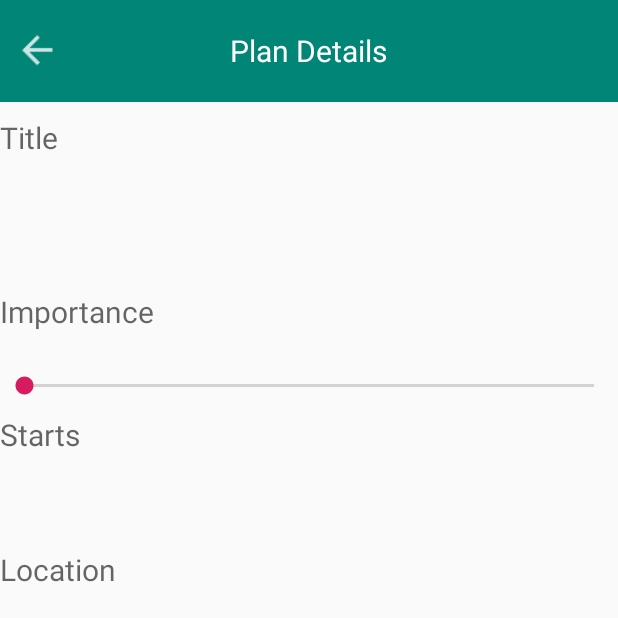
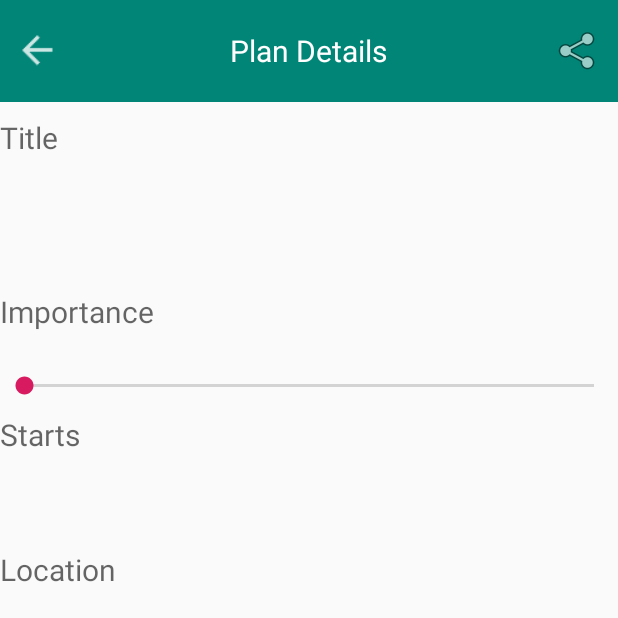
Before and after one commit to NoahValbakAardestrup/MyPlans, an Android app: the DetailsActivity screen opened directly, with no data from a screen before it, on a phone screen of 412 x 824 dp, the top half of it. Run offline under Robolectric (Android 15) with nearby library versions, the phone set to English and light mode, and no system bars; 5 statements that could not run were skipped.

Commit message:
share on details

```diff
--- a/app/src/main/java/com/example/noahvalbakaardestrup/myplans/DetailsActivity.java
+++ b/app/src/main/java/com/example/noahvalbakaardestrup/myplans/DetailsActivity.java
@@ -1,5 +1,6 @@
 package com.example.noahvalbakaardestrup.myplans;
 
+import android.content.Intent;
 import android.os.Bundle;
 import android.support.v7.app.AppCompatActivity;
 import android.view.View;
@@ -21,6 +22,8 @@ public class DetailsActivity extends AppCompatActivity {
     TextView note;
     ImageView backButton;
 
+    ImageView shareButton;
+
     @Override
     protected void onCreate(Bundle savedInstanceState) {
         super.onCreate(savedInstanceState);
@@ -31,6 +34,8 @@ public class DetailsActivity extends AppCompatActivity {
         starts = findViewById(R.id.Starts);
         location = findViewById(R.id.Location);
         note = findViewById(R.id.Note);
+
+
 
         seekbar = findViewById(R.id.seekBar);
         importance = findViewById(R.id.Importance);
@@ -47,7 +52,7 @@ public class DetailsActivity extends AppCompatActivity {
         // Set fields
         String dataReceived = getIntent().getStringExtra("PLANDATA");
 
-        PlanItem item = new Gson().fromJson(dataReceived, PlanItem.class);
+        final PlanItem item = new Gson().fromJson(dataReceived, PlanItem.class);
 
         title.setText(item.getTitle());
         note.setText(item.getNote());
@@ -55,5 +60,26 @@ public class DetailsActivity extends AppCompatActivity {
         seekbar.setProgress(item.getImportance());
         starts.setText(item.getStarts());
 
+        shareButton = findViewById(R.id.shareButton);
+        shareButton.setOnClickListener(new View.OnClickListener() {
+            @Override
+            public void onClick(View v) {
+                Intent sharingIntent = new Intent(android.content.Intent.ACTION_SEND);
+
+
+                StringBuilder sb = new StringBuilder();
+                sb.append("Title: "+ item.getTitle()).append("\r\n");
+                sb.append("Importance: "+ item.getImportance()).append("\r\n");
+                sb.append("Starts: "+ item.getStarts()).append("\r\n");
+                sb.append("Location: "+ item.getLocation()).append("\r\n");
+                sb.append("Note: "+ item.getNote()).append("\r\n");
+
+                sharingIntent.setType("text/plain");
+                sharingIntent.putExtra(android.content.Intent.EXTRA_SUBJECT, item.getTitle());
+                sharingIntent.putExtra(android.content.Intent.EXTRA_TEXT, sb.toString());
+                startActivity(Intent.createChooser(sharingIntent, ""));
+            }
+        });
+
     }
 }
--- a/app/src/main/res/layout/activity_details.xml
+++ b/app/src/main/res/layout/activity_details.xml
@@ -28,6 +28,16 @@
             android:text="Plan Details"
             android:textColor="@android:color/white"
             android:textSize="20dp" />
+
+
+        <ImageView
+            android:layout_width="wrap_content"
+            android:id="@+id/shareButton"
+            android:src="@android:drawable/ic_menu_share"
+            android:layout_alignParentEnd="true"
+            android:layout_centerVertical="true"
+            android:layout_marginEnd="10dp"
+            android:layout_height="wrap_content" />
     </RelativeLayout>
 
     <TextView
```
